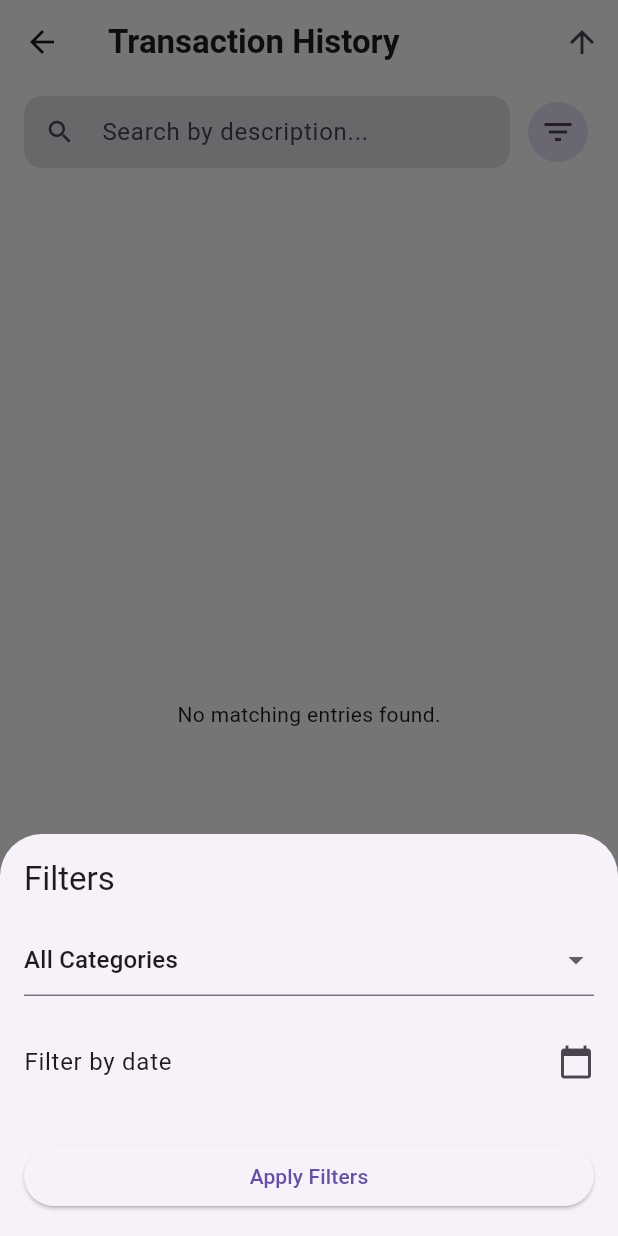
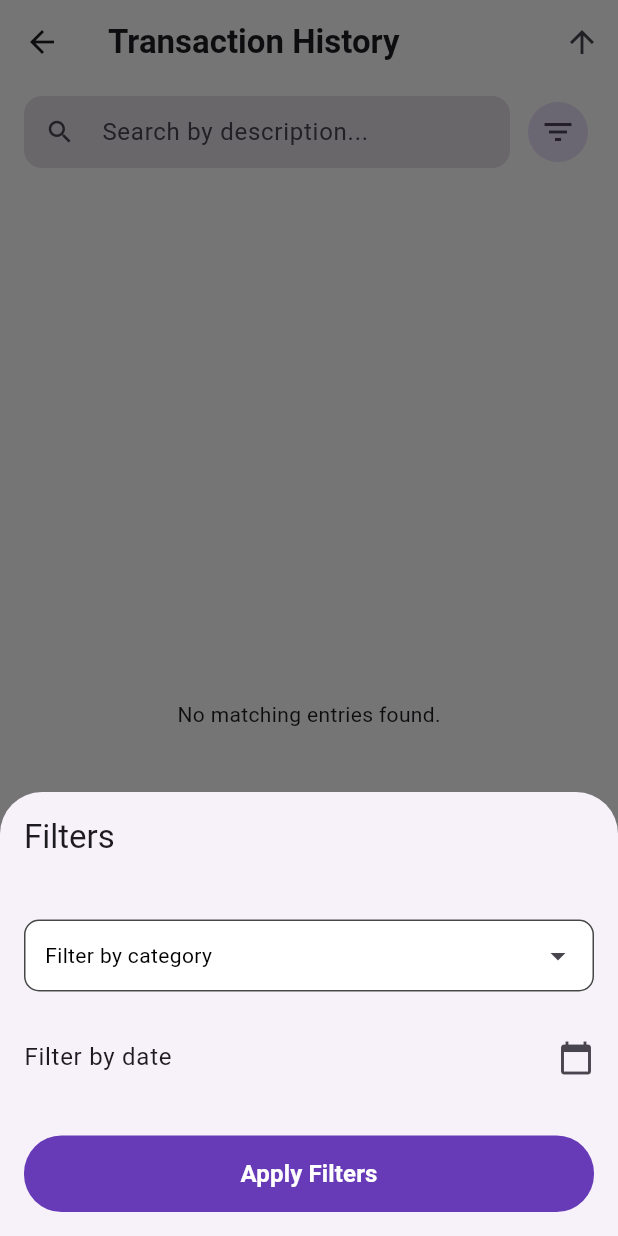
Before and after one commit to aruntr369/Personal-Expense-Tracker-App, a Flutter app: the _SummaryView screen opened directly, after a tap on the "arrow downward" icon, after a tap on the "filter list" icon, on a phone screen of 412 x 824 dp. Run offline on Flutter 3.47's test engine with Material 3 defaults, Android fonts, the light colour scheme and no system bars; drawn by our look-alikes of dropdown_search; our stand-ins replace auto_route, equatable, fl_chart, flutter_bloc, flutter_spinkit, get_it and 3 more; accounts and stored records are empty.

Commit message:
custom forms and button widgets

```diff
--- a/lib/core/styles/app_colors.dart
+++ b/lib/core/styles/app_colors.dart
@@ -4,12 +4,15 @@ import 'package:flutter/material.dart';
 
 abstract class Palette {
   static const Color primary = Colors.deepPurple;
-  static const Color secondary = Color(0xFFFF6B00);
+  static const Color secondary = Color(0xFFFF8B3C);
   static const Color scaffoldBackgroundColor = Color(0xFFFFFFFF);
   static const Color grey = Color(0xFFE4E4E7);
   static const Color white = Color(0xFFFFFFFF);
   static const Color black = Color(0xFF000000);
-  static const Color red = Color(0xffFF5555);
+  static const Color borderGrey = Color(0xFF474747);
+  static const Color borderGrey2 = Color(0xFF232323);
+  static const Color red = Colors.red;
+  static const Color green = Colors.green;
 }
 
 MaterialColor generateMaterialColor(Color color) {
--- a/lib/presentation/pages/home/components/finance_charts.dart
+++ b/lib/presentation/pages/home/components/finance_charts.dart
@@ -2,6 +2,7 @@ import 'package:fl_chart/fl_chart.dart';
 import 'package:flutter/material.dart';
 import 'package:intl/intl.dart';
 
+import '../../../../core/styles/app_colors.dart';
 import '../../../../domain/entities/expense_entry.dart';
 import '../../../../domain/entities/income_entry.dart';
 import '../../../../domain/entities/transaction.dart';
@@ -198,7 +199,7 @@ class _FinanceChartsState extends State<FinanceCharts> {
                 ),
                 BarChartRodData(
                   toY: weeklyExpenseTotals[i],
-                  color: Colors.orange.shade400,
+                  color: Palette.secondary,
                   width: 15,
                   borderRadius: const BorderRadius.only(
                     topLeft: Radius.circular(4),
--- a/lib/presentation/pages/home/components/financial_overview_card.dart
+++ b/lib/presentation/pages/home/components/financial_overview_card.dart
@@ -1,5 +1,6 @@
 import 'package:flutter/material.dart';
 import 'package:intl/intl.dart';
+import 'package:personal_finance_app/core/styles/app_colors.dart';
 
 class FinancialOverviewCard extends StatelessWidget {
   final double income;
@@ -26,7 +27,7 @@ class FinancialOverviewCard extends StatelessWidget {
         decoration: BoxDecoration(
           gradient: LinearGradient(
             colors: [
-              Colors.deepPurple.shade400,
+              Palette.primary,
               Colors.purple.shade500,
               Colors.pink.shade400,
             ],
--- a/lib/presentation/pages/summary/summary_page.dart
+++ b/lib/presentation/pages/summary/summary_page.dart
@@ -2,6 +2,8 @@ import 'package:auto_route/auto_route.dart';
 import 'package:flutter/material.dart';
 import 'package:flutter_bloc/flutter_bloc.dart';
 import 'package:intl/intl.dart';
+import 'package:personal_finance_app/presentation/widgets/custom_button.dart';
+import 'package:personal_finance_app/presentation/widgets/form/custom_drop_down_field.dart';
 import 'package:sticky_headers/sticky_headers.dart';
 
 import '../../../core/injections/dependency_injections.dart';
@@ -294,19 +296,11 @@ class _FilterSheetState extends State<_FilterSheet> {
         children: [
           Text('Filters', style: Theme.of(context).textTheme.titleLarge),
           const SizedBox(height: 16),
-          DropdownButtonFormField<String>(
+          CustomDropdownSearch<String>(
             value: _selectedCategory,
-            hint: const Text('Filter by category'),
-            isExpanded: true,
-            items: [
-              const DropdownMenuItem(
-                value: null,
-                child: Text('All Categories'),
-              ),
-              ...uniqueCategories.map(
-                (cat) => DropdownMenuItem(value: cat, child: Text(cat)),
-              ),
-            ],
+            hint: 'Filter by category',
+            itemAsString: (value) => value,
+            items: uniqueCategories,
             onChanged: (val) => setState(() => _selectedCategory = val),
           ),
           const SizedBox(height: 16),
@@ -335,8 +329,8 @@ class _FilterSheetState extends State<_FilterSheet> {
             },
           ),
           const SizedBox(height: 24),
-          ElevatedButton(
-            child: const Text('Apply Filters'),
+          CustomSubmitButton(
+            buttonTitle: 'Apply Filters',
             onPressed: () {
               context.read<FinanceBloc>().add(
                 FilterAndSortEntries(
--- /dev/null
+++ b/lib/presentation/widgets/custom_button.dart
@@ -0,0 +1,118 @@
+import 'package:flutter/material.dart';
+import 'package:flutter_spinkit/flutter_spinkit.dart';
+
+import '../../core/styles/app_colors.dart';
+
+class CustomSubmitButton extends StatelessWidget {
+  const CustomSubmitButton({
+    super.key,
+    this.buttonTitle,
+    this.buttonWidget,
+    this.onPressed,
+    this.radius = 25,
+    this.color = Palette.primary,
+    this.buttonTitleColor = Colors.white,
+    this.buttonTitleFontWeight = FontWeight.w600,
+    this.buttonTitleFontSize = 16,
+    this.buttonTitleStyle,
+    this.height,
+    this.isBusy = false,
+    this.isBottomNavBar = false,
+    this.left = 0,
+    this.right = 0,
+    this.leadingWidget,
+    this.width,
+  });
+  final String? buttonTitle;
+  final Widget? buttonWidget;
+  final double radius;
+  final VoidCallback? onPressed;
+  final Color? color;
+  final Color? buttonTitleColor;
+  final TextStyle? buttonTitleStyle;
+  final FontWeight? buttonTitleFontWeight;
+  final double? buttonTitleFontSize;
+  final double? height;
+  final bool isBusy;
+  final bool isBottomNavBar;
+  final Widget? leadingWidget;
+  final double left;
+  final double right;
+  final double? width;
+
+  @override
+  Widget build(BuildContext context) {
+    return Container(
+      decoration:
+          (isBottomNavBar)
+              ? const BoxDecoration(
+                boxShadow: [
+                  BoxShadow(
+                    offset: Offset(0, -2),
+                    blurRadius: 6,
+                    color: Colors.black12,
+                  ),
+                ],
+                color: Palette.scaffoldBackgroundColor,
+              )
+              : null,
+      padding:
+          (isBottomNavBar)
+              ? EdgeInsets.symmetric(horizontal: 16, vertical: 16)
+              : null,
+      child: Container(
+        decoration: BoxDecoration(
+          color: color,
+          borderRadius: BorderRadius.all(Radius.circular(radius)),
+        ),
+        clipBehavior: Clip.hardEdge,
+        width: width,
+        height: height ?? 51,
+        child: ElevatedButton(
+          onPressed: (isBusy) ? null : onPressed,
+          style: ElevatedButton.styleFrom(
+            backgroundColor: Colors.transparent,
+            elevation: 0,
+            shadowColor: Colors.transparent,
+          ),
+          child: Visibility(
+            visible: (!isBusy),
+            replacement: submitButtonLoader(),
+            child:
+                buttonWidget ??
+                Row(
+                  mainAxisSize: MainAxisSize.min,
+                  children: [
+                    Padding(
+                      padding: EdgeInsets.only(left: left, right: right),
+                      child: leadingWidget ?? const SizedBox(),
+                    ),
+                    Text(
+                      buttonTitle ?? '',
+                      textAlign: TextAlign.center,
+                      style: _setButtonTitleStyle(),
+                    ),
+                  ],
+                ),
+          ),
+        ),
+      ),
+    );
+  }
+
+  TextStyle _setButtonTitleStyle() {
+    if (buttonTitleStyle == null) {
+      return TextStyle(
+        fontSize: buttonTitleFontSize,
+        color: buttonTitleColor,
+        fontWeight: buttonTitleFontWeight,
+      );
+    } else {
+      return buttonTitleStyle!;
+    }
+  }
+}
+
+Widget submitButtonLoader({Color color = Colors.white, double? size}) {
+  return SpinKitPulsingGrid(color: color, size: size ?? 20.0);
+}
--- /dev/null
+++ b/lib/presentation/widgets/form/custom_drop_down_field.dart
@@ -0,0 +1,186 @@
+import 'package:dropdown_search/dropdown_search.dart';
+import 'package:flutter/material.dart';
+
+import '../../../core/styles/app_colors.dart';
+
+class CustomDropdownSearch<T> extends StatelessWidget {
+  final String? titleText;
+  final TextStyle? titleTextStyle;
+  final double? top;
+  final T? value;
+  final List<T> items;
+  final String Function(T) itemAsString;
+  final void Function(T?)? onChanged;
+  final void Function(T?)? onSaved;
+  final String? Function(T?)? validator;
+  final double? borderRadiusvalue;
+  final bool? isDense;
+  final Color? borderColor;
+  final bool showStar;
+  final String? hint;
+  final bool showSearch;
+  final bool readOnly;
+
+  const CustomDropdownSearch({
+    super.key,
+    this.titleText,
+    this.titleTextStyle,
+    this.top,
+    this.value,
+    required this.items,
+    required this.itemAsString,
+    this.borderRadiusvalue,
+    this.isDense = true,
+    this.borderColor,
+    this.showStar = false,
+    this.showSearch = true,
+    this.readOnly = false,
+    this.onChanged,
+    this.onSaved,
+    this.validator,
+    this.hint,
+  });
+
+  @override
+  Widget build(BuildContext context) {
+    InputBorder border = OutlineInputBorder(
+      borderSide: BorderSide(color: Palette.borderGrey),
+      borderRadius: BorderRadius.circular(10),
+    );
+    return IgnorePointer(
+      ignoring: readOnly,
+      child: Container(
+        margin: EdgeInsets.only(top: top ?? 0),
+        child: Column(
+          crossAxisAlignment: CrossAxisAlignment.start,
+          children: [
+            Row(
+              children: [
+                Text(
+                  titleText ?? "",
+                  style:
+                      titleTextStyle ??
+                      TextStyle(
+                        color: Palette.black,
+                        fontSize: 13,
+                        fontWeight: FontWeight.w300,
+                      ),
+                ),
+                (showStar)
+                    ? Text(
+                      "*",
+                      style:
+                          titleTextStyle ??
+                          TextStyle(
+                            fontSize: 17,
+                            color: Colors.red,
+                            fontWeight: FontWeight.w400,
+                          ),
+                    )
+                    : const SizedBox(),
+              ],
+            ),
+            SizedBox(height: 6),
+            DropdownSearch<T>(
+              compareFn: (item1, item2) {
+                return true;
+              },
+              dropdownBuilder: (context, selectedItem) {
+                if (selectedItem is T) {
+                  return Text(
+                    itemAsString(selectedItem),
+                    maxLines: 1,
+                    overflow: TextOverflow.ellipsis,
+                    style: const TextStyle(
+                      fontSize: 16,
+                      fontWeight: FontWeight.w400,
+                      color: Palette.black,
+                    ),
+                  );
+                }
+                return Text(
+                  hint ?? "",
+                  style: const TextStyle(
+                    fontSize: 14,
+                    fontWeight: FontWeight.w400,
+                    color: Palette.black,
+                  ),
+                );
+              },
+              popupProps: PopupProps.menu(
+                menuProps: MenuProps(borderRadius: BorderRadius.circular(12)),
+                fit: FlexFit.loose,
+                itemBuilder: (context, item, isDisabled, isSelected) {
+                  return Padding(
+                    padding: const EdgeInsets.symmetric(
+                      horizontal: 12,
+                      vertical: 10,
+                    ),
+                    child: Text(
+                      itemAsString(item),
+                      style: const TextStyle(
+                        fontSize: 16,
+                        fontWeight: FontWeight.w400,
+                        color: Palette.black,
+                      ),
+                    ),
+                  );
+                },
+                emptyBuilder: (context, searchEntry) {
+                  return Center(
+                    child: Text(
+                      "No results found",
+                      style: TextStyle(
+                        fontSize: 16,
+                        fontWeight: FontWeight.w700,
+                        color: Palette.black,
+                      ),
+                    ),
+                  );
+                },
+                containerBuilder: (ctx, popupWidget) {
+                  return popupWidget;
+                },
+                showSearchBox: showSearch,
+                scrollbarProps: const ScrollbarProps(thumbVisibility: true),
+                searchDelay: const Duration(milliseconds: 200),
+                searchFieldProps: const TextFieldProps(
+                  decoration: InputDecoration(suffixIcon: Icon(Icons.search)),
+                ),
+              ),
+              onSaved: onSaved,
+              validator: validator,
+              onChanged: onChanged,
+              items: (filter, loadProps) => items,
+              selectedItem: value,
+              itemAsString: itemAsString,
+              decoratorProps: DropDownDecoratorProps(
+                decoration: InputDecoration(
+                  fillColor: Palette.white,
+                  alignLabelWithHint: false,
+                  filled: true,
+                  labelStyle: TextStyle(
+                    fontSize: 14,
+                    fontWeight: FontWeight.w300,
+                    color: Palette.black,
+                  ),
+                  counterText: "",
+                  contentPadding: EdgeInsets.symmetric(
+                    horizontal: 10,
+                    vertical: 2,
+                  ),
+                  floatingLabelBehavior: FloatingLabelBehavior.always,
+                  isDense: true,
+                  border: border,
+                  enabledBorder: border,
+                  disabledBorder: border,
+                  focusedBorder: border,
+                ),
+              ),
+            ),
+          ],
+        ),
+      ),
+    );
+  }
+}
--- a/pubspec.yaml
+++ b/pubspec.yaml
@@ -41,6 +41,9 @@ dependencies:
   auto_route: ^9.3.0+1
   get_it: ^8.0.3
   sticky_headers: ^0.3.0+2
+  flutter_spinkit: ^5.2.1
+  dropdown_search: ^6.0.1
+
 
 dev_dependencies:
   flutter_test:
```
Also changed, not shown: lib/presentation/pages/home/components/entry_form.dart (+25 -38 lines), lib/presentation/pages/home/components/limit_warning_card.dart (+6 -5 lines), lib/presentation/pages/home/home_page.dart (+30 -6 lines), lib/presentation/widgets/form/custom_text_form_field.dart (added, +210 -0 lines), lib/presentation/widgets/transaction.dart (+4 -3 lines), pubspec.lock, 1 other file.
